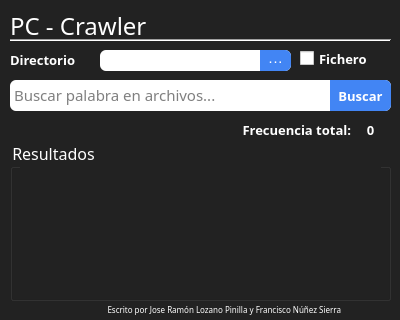
Above: user-interface.ui from JoserraLP/PC-Crawler before the change. Below: the same form after it.
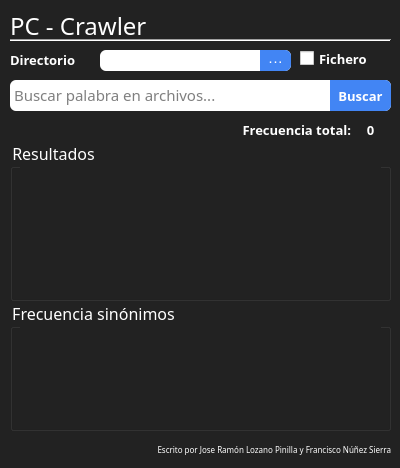
That is the form after the change.

Commit message: add ranking algorithm

Patch:
```diff
--- a/user-interface.ui
+++ b/user-interface.ui
@@ -7,7 +7,7 @@
     <x>0</x>
     <y>0</y>
     <width>400</width>
-    <height>320</height>
+    <height>468</height>
    </rect>
   </property>
   <property name="sizePolicy">
@@ -25,7 +25,7 @@
   <property name="maximumSize">
    <size>
     <width>400</width>
-    <height>320</height>
+    <height>800</height>
    </size>
   </property>
   <property name="font">
@@ -74,10 +74,18 @@
 #results{
 	color:white;
 }
+#sinonimos{
+	color:white;
+}
 #list_results{
 	color:white;
 	background: #222222;
 	border: None;
+}
+#list_sinonimos{
+	color:white;
+	background: #222222;
+	border: None;
 }</string>
   </property>
   <widget class="QPushButton" name="search_button">
@@ -263,8 +271,8 @@
   <widget class="QLabel" name="label_4">
    <property name="geometry">
     <rect>
-     <x>10</x>
-     <y>300</y>
+     <x>60</x>
+     <y>440</y>
      <width>331</width>
      <height>20</height>
     </rect>
@@ -790,6 +798,41 @@
     <string>Fichero</string>
    </property>
   </widget>
+  <widget class="QGroupBox" name="sinonimos">
+   <property name="geometry">
+    <rect>
+     <x>10</x>
+     <y>300</y>
+     <width>381</width>
+     <height>131</height>
+    </rect>
+   </property>
+   <property name="font">
+    <font>
+     <family>Montserrat</family>
+     <pointsize>12</pointsize>
+    </font>
+   </property>
+   <property name="layoutDirection">
+    <enum>Qt::LeftToRight</enum>
+   </property>
+   <property name="title">
+    <string>Frecuencia sinónimos</string>
+   </property>
+   <widget class="QListWidget" name="list_sinonimos">
+    <property name="geometry">
+     <rect>
+      <x>10</x>
+      <y>20</y>
+      <width>361</width>
+      <height>101</height>
+     </rect>
+    </property>
+    <property name="autoFillBackground">
+     <bool>false</bool>
+    </property>
+   </widget>
+  </widget>
   <zorder>label_2</zorder>
   <zorder>title</zorder>
   <zorder>results</zorder>
```
Left out of the diff: 1 changed line with no effect on the pictures. The commit also changes 2 other files.
